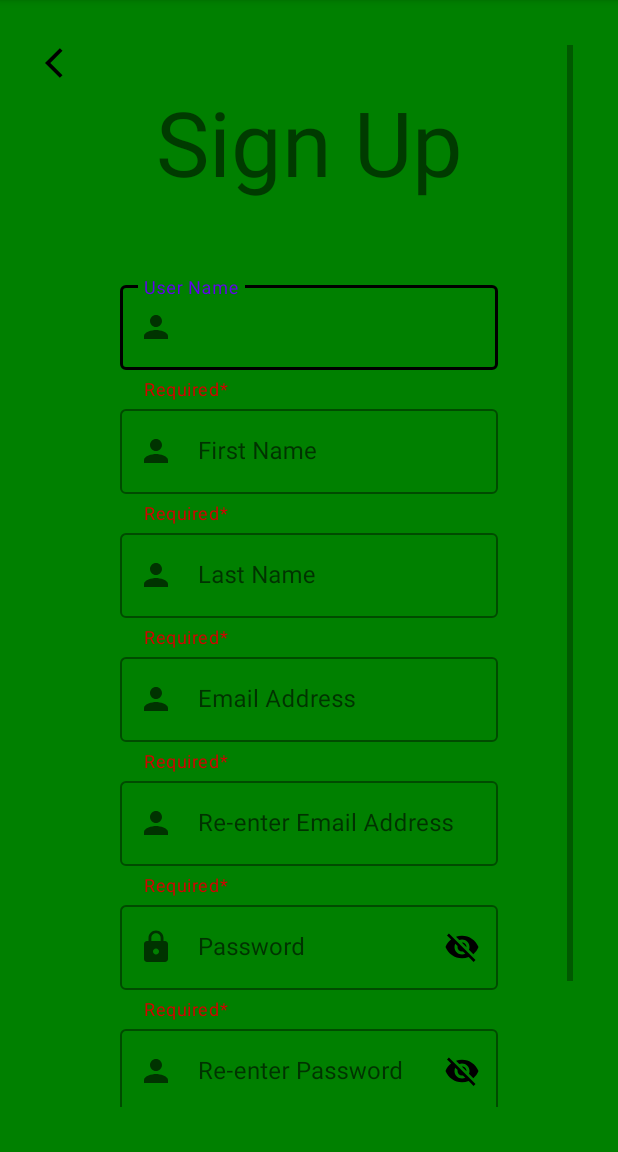
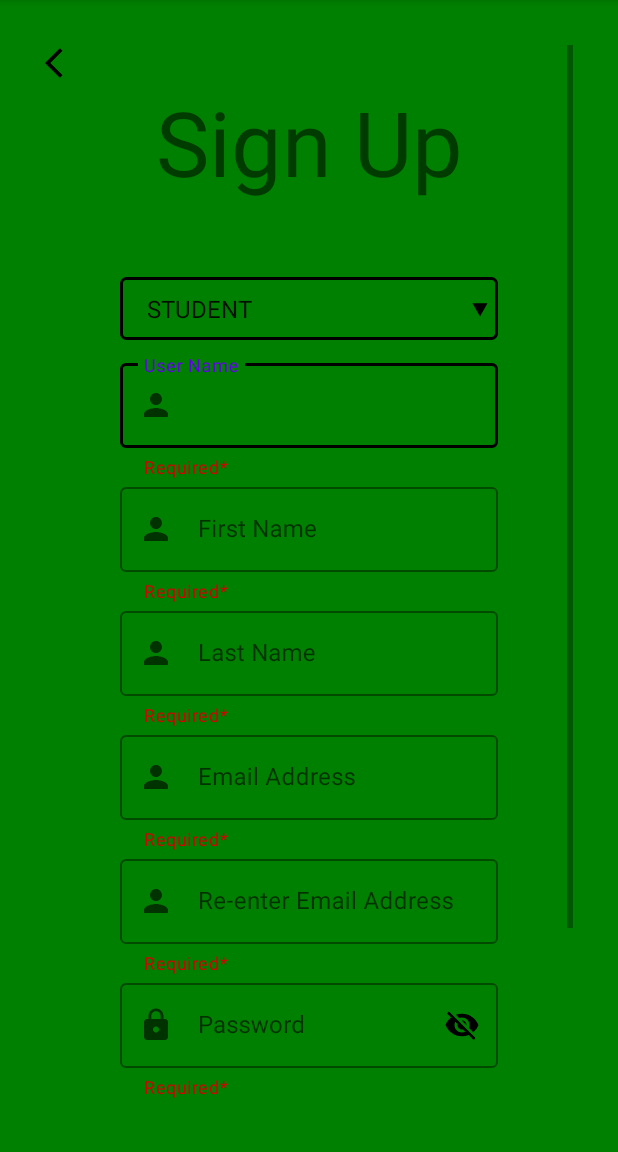
Before and after one commit to saisreech9/proffind, an Android app: the SignUp screen opened directly, with no data from a screen before it, on a phone screen of 412 x 824 dp, the part 84-1236 px from its top. Run offline under Robolectric (Android 15) with nearby library versions, the phone set to English and light mode, and no system bars.

```diff
--- /dev/null
+++ b/app/src/main/res/drawable/ic_baseline_arrow_drop_down_24.xml
@@ -0,0 +1,5 @@
+<vector android:height="24dp" android:tint="#000000"
+    android:viewportHeight="24" android:viewportWidth="24"
+    android:width="24dp" xmlns:android="http://schemas.android.com/apk/res/android">
+    <path android:fillColor="@android:color/white" android:pathData="M7,10l5,5 5,-5z"/>
+</vector>
--- /dev/null
+++ b/app/src/main/res/drawable/spinner_background.xml
@@ -0,0 +1,27 @@
+<?xml version="1.0" encoding="utf-8"?>
+<selector xmlns:android="http://schemas.android.com/apk/res/android">
+    <item><layer-list>
+
+        <item
+            android:gravity="right"
+            android:drawable="@drawable/ic_baseline_arrow_drop_down_24">
+        </item>
+
+        <item>
+            <shape>
+
+                <corners android:radius="3dp" />
+                <padding
+                    android:bottom="10dp"
+                    android:left="10dp"
+                    android:right="10dp"
+                    android:top="10dp" />
+                <stroke
+                    android:width="2dp"
+                    android:color="@color/black"/>
+            </shape>
+        </item>
+
+    </layer-list></item>
+
+</selector>
--- a/app/src/main/res/layout/activity_sign_up.xml
+++ b/app/src/main/res/layout/activity_sign_up.xml
@@ -31,6 +31,14 @@
             android:layout_height="wrap_content"
             android:orientation="vertical"
             android:padding="50dp">
+
+                <Spinner
+                    android:id="@+id/userType"
+                    android:layout_width="match_parent"
+                    android:layout_height="wrap_content"
+                    android:layout_marginBottom="10dp"
+                    android:background="@drawable/spinner_background"
+                    />
 
             <com.google.android.material.textfield.TextInputLayout
                 android:layout_width="match_parent"
--- a/app/src/main/res/values/colors.xml
+++ b/app/src/main/res/values/colors.xml
@@ -8,4 +8,5 @@
     <color name="black">#FF000000</color>
     <color name="white">#FFFFFFFF</color>
     <color name ="green">#008000</color>
+    <color name="colorDarkGrey">#808080</color>
 </resources>
--- a/app/src/main/res/values/strings.xml
+++ b/app/src/main/res/values/strings.xml
@@ -17,5 +17,10 @@
     <string name="clicksignup">
         <u>SIGN UP!</u>.
     </string>
+    <string-array name="usertypeselect">
+        <item>STUDENT</item>
+        <item>PROFESSOR</item>
+        <item>OTHER</item>
+    </string-array>
 
 </resources>
```
Also changed, not shown: app/src/main/java/com/example/proffind/SignUp.java (+121 -0 lines), app/src/main/java/com/example/proffind/validations.java (added, +35 -0 lines).
